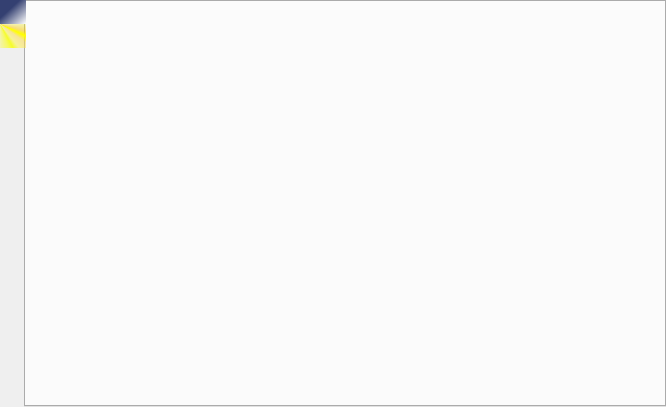
The window that Source/TabContainer.ui (QBL-Team/QBL-Station) describes before a commit, drawn with Qt 5.
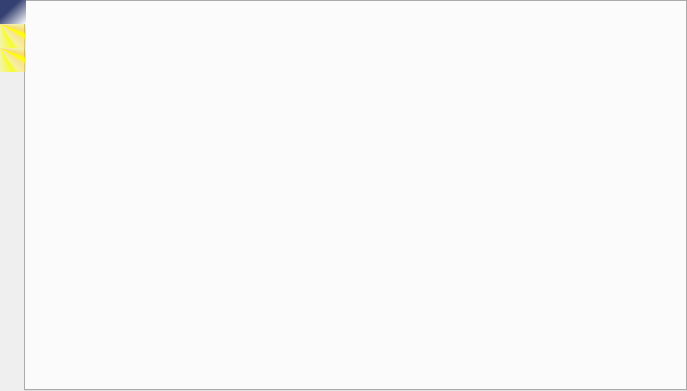
The same window after the commit. The open tabs and pages were chosen to show the change. Icons and pictures are not drawn. Custom widgets are drawn as their Qt base class.

```diff
--- a/Source/TabContainer.ui
+++ b/Source/TabContainer.ui
@@ -6,8 +6,8 @@
    <rect>
     <x>0</x>
     <y>0</y>
-    <width>666</width>
-    <height>407</height>
+    <width>687</width>
+    <height>391</height>
    </rect>
   </property>
   <property name="windowTitle">
@@ -54,7 +54,7 @@
     <string/>
    </attribute>
   </widget>
-  <widget class="YTChart" name="tab_2">
+  <widget class="QWidget" name="tab_info">
    <attribute name="icon">
     <iconset>
      <normalon>:/image/tab_info.png</normalon>
@@ -64,6 +64,16 @@
     <string/>
    </attribute>
   </widget>
+  <widget class="YTChart" name="tab_chart">
+   <attribute name="icon">
+    <iconset>
+     <normalon>:/image/tab_chart.png</normalon>
+    </iconset>
+   </attribute>
+   <attribute name="title">
+    <string/>
+   </attribute>
+  </widget>
  </widget>
  <customwidgets>
   <customwidget>
```
Left out of the diff: 4 changed lines with no effect on the pictures.
